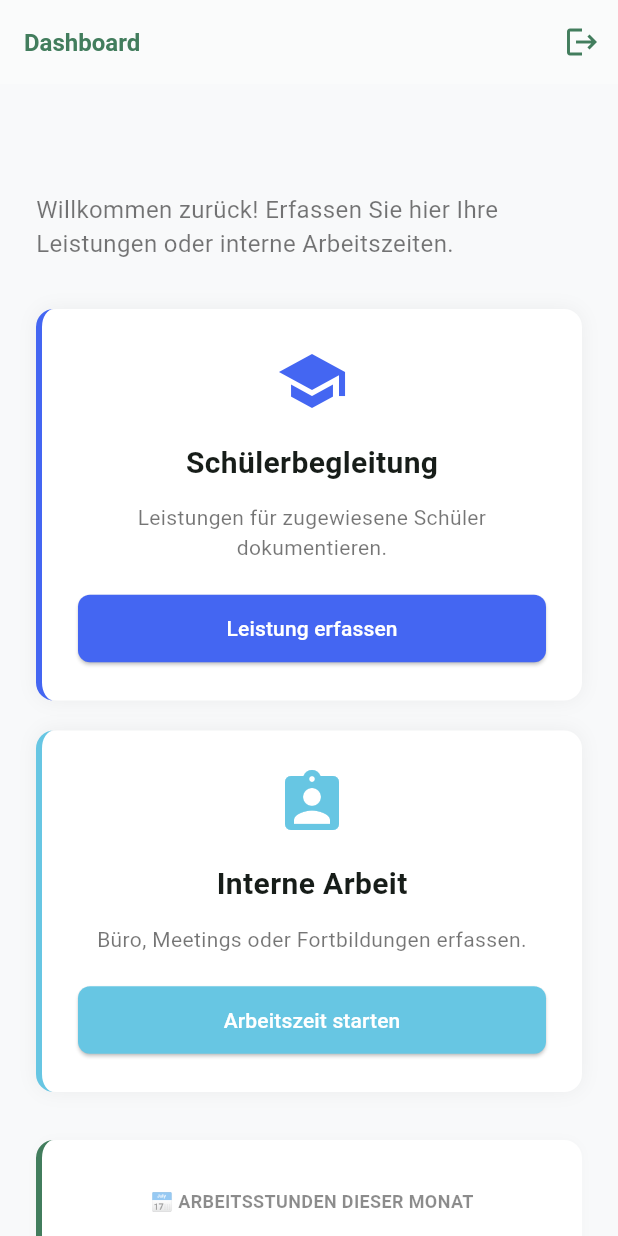
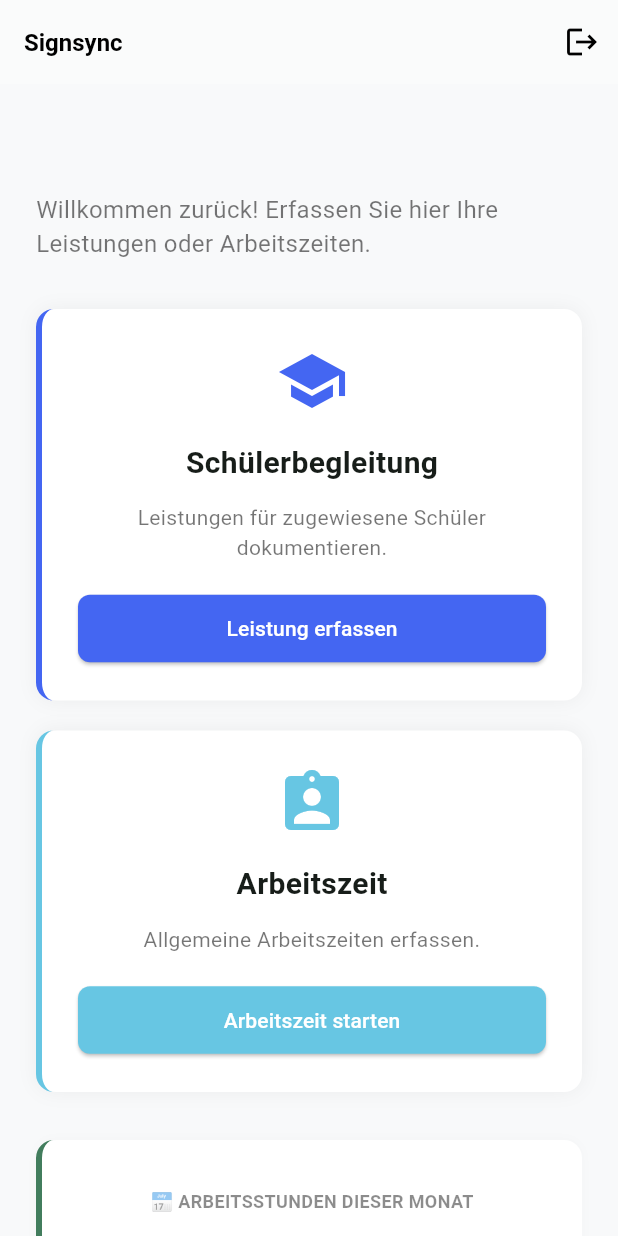
Before and after one commit to Fr3ak88/signsync_mobile, a Flutter app: the HomePage screen opened directly, on a phone screen of 412 x 824 dp. Run offline on Flutter 3.47's test engine with Material 3 defaults, Android fonts, the phone set to English and light mode, and no system bars; our stand-ins replace dio, flutter_secure_storage; accounts and stored records are empty.

Commit message:
arbeitszeit

```diff
--- a/lib/main.dart
+++ b/lib/main.dart
@@ -55,12 +55,14 @@ class _HomePageState extends State<HomePage> {
   }
 
   Future<void> _loadCompanyName() async {
-    String? name = await _storage.read(key: 'company_name');
-    if (mounted) {
-      setState(() {
-        _companyName = name ?? "SignSync";
-      });
-    }
+  // Nutze den zentralen ApiService
+  final name = await ApiService().getCompanyName();
+
+  if (mounted) {
+    setState(() {
+      _companyName = name;
+    });
+  }
   }
 
   @override
@@ -68,9 +70,9 @@ class _HomePageState extends State<HomePage> {
     return Scaffold(
       backgroundColor: const Color(0xFFF8F9FA),
       appBar: AppBar(
-        title: const Text('Dashboard', style: TextStyle(fontSize: 16, fontWeight: FontWeight.bold)),
+        title: const Text('Signsync', style: TextStyle(fontSize: 16, fontWeight: FontWeight.bold)),
         backgroundColor: Colors.white,
-        foregroundColor: const Color(0xFF427D5D),
+        foregroundColor: const Color.fromARGB(255, 0, 0, 0),
         elevation: 0.5,
         actions: [
           IconButton(
@@ -93,7 +95,7 @@ class _HomePageState extends State<HomePage> {
             ),
             const SizedBox(height: 8),
             const Text(
-              'Willkommen zurück! Erfassen Sie hier Ihre Leistungen oder interne Arbeitszeiten.',
+              'Willkommen zurück! Erfassen Sie hier Ihre Leistungen oder Arbeitszeiten.',
               style: TextStyle(color: Colors.black54, fontSize: 16),
             ),
             const SizedBox(height: 32),
@@ -122,11 +124,11 @@ class _HomePageState extends State<HomePage> {
                   Expanded(
                     flex: isWide ? 1 : 0,
                     child: _buildActionCard(
-                      title: 'Interne Arbeit',
-                      subtitle: 'Büro, Meetings oder Fortbildungen erfassen.',
+                      title: 'Arbeitszeit',
+                      subtitle: 'Allgemeine Arbeitszeiten erfassen.',
                       icon: Icons.assignment_ind,
                       buttonText: 'Arbeitszeit starten',
-                      buttonColor: const Color(0xFF67C6E3), // Etwas helleres Grün zur Unterscheidung
+                      buttonColor: const Color(0xFF67C6E3),
                       onTap: () => Navigator.push(
                         context,
                         MaterialPageRoute(builder: (context) => const InternalWorkPage())
--- a/lib/pages/internal_work_page.dart
+++ b/lib/pages/internal_work_page.dart
@@ -201,7 +201,7 @@ class _InternalWorkPageState extends State<InternalWorkPage> {
 
       ScaffoldMessenger.of(context).showSnackBar(
         const SnackBar(
-          content: Text('Interne Arbeitszeit erfolgreich gespeichert!'),
+          content: Text('Arbeitszeit erfolgreich gespeichert!'),
           backgroundColor: Colors.green
         ),
       );
```
Also changed, not shown: lib/services/api_service.dart (+23 -5 lines).
